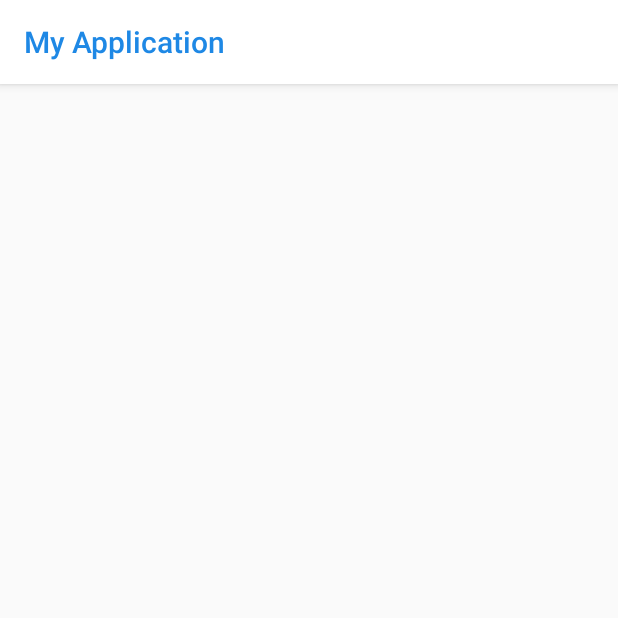
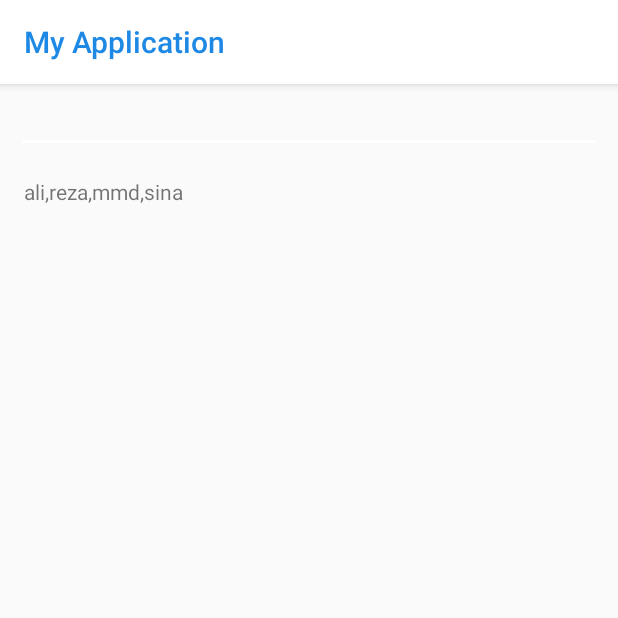
Before and after one commit to alirezabashi98/Overview-of-previous-codes, an Android app: the TestAutoCompleteTextView screen opened directly, with no data from a screen before it, on a phone screen of 412 x 824 dp, the top half of it. Run offline under Robolectric (Android 15) with nearby library versions, the phone set to English and light mode, and no system bars.

Commit message:
end build activity test_AutoCompleteTextView

```diff
--- a/app/src/main/java/com/example/myapplication/TestAutoCompleteTextView.kt
+++ b/app/src/main/java/com/example/myapplication/TestAutoCompleteTextView.kt
@@ -2,10 +2,23 @@ package com.example.myapplication
 
 import androidx.appcompat.app.AppCompatActivity
 import android.os.Bundle
+import android.widget.ArrayAdapter
+import kotlinx.android.synthetic.main.activity_test_auto_complete_text_view.*
 
 class TestAutoCompleteTextView : AppCompatActivity() {
     override fun onCreate(savedInstanceState: Bundle?) {
         super.onCreate(savedInstanceState)
         setContentView(R.layout.activity_test_auto_complete_text_view)
+
+        val list = listOf(
+            "ali",
+            "reza",
+            "mmd",
+            "sina"
+        )
+
+        test_AutoCompleteTextView.setAdapter(ArrayAdapter(this,android.R.layout.simple_list_item_1,list))
+        test_AutoCompleteTextView.threshold = 1
+
     }
 }
--- a/app/src/main/res/layout/activity_test_auto_complete_text_view.xml
+++ b/app/src/main/res/layout/activity_test_auto_complete_text_view.xml
@@ -1,9 +1,29 @@
 <?xml version="1.0" encoding="utf-8"?>
-<androidx.constraintlayout.widget.ConstraintLayout xmlns:android="http://schemas.android.com/apk/res/android"
+<LinearLayout xmlns:android="http://schemas.android.com/apk/res/android"
     xmlns:app="http://schemas.android.com/apk/res-auto"
     xmlns:tools="http://schemas.android.com/tools"
     android:layout_width="match_parent"
     android:layout_height="match_parent"
-    tools:context=".TestAutoCompleteTextView">
+    tools:context=".TestAutoCompleteTextView"
+    android:layout_gravity="center|top"
+    android:gravity="top|center"
+    android:textDirection="ltr"
+    android:layoutDirection="ltr"
+    android:orientation="vertical"
+    android:padding="5dp">
 
-</androidx.constraintlayout.widget.ConstraintLayout>
+    <AutoCompleteTextView
+        android:id="@+id/test_AutoCompleteTextView"
+        android:layout_width="match_parent"
+        android:layout_height="wrap_content"
+        android:layout_margin="5dp"
+        android:padding="5dp"/>
+
+    <TextView
+        android:layout_width="match_parent"
+        android:layout_height="wrap_content"
+        android:text="ali,reza,mmd,sina"
+        android:layout_margin="5dp"
+        android:padding="5dp"/>
+
+</LinearLayout>
```
